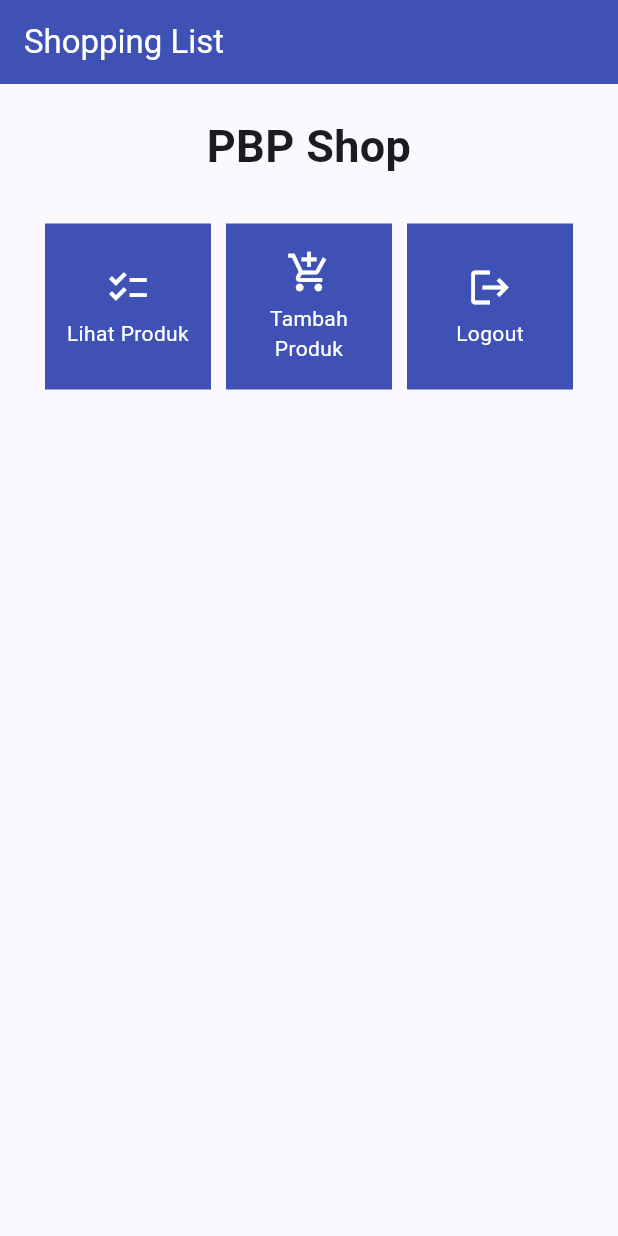
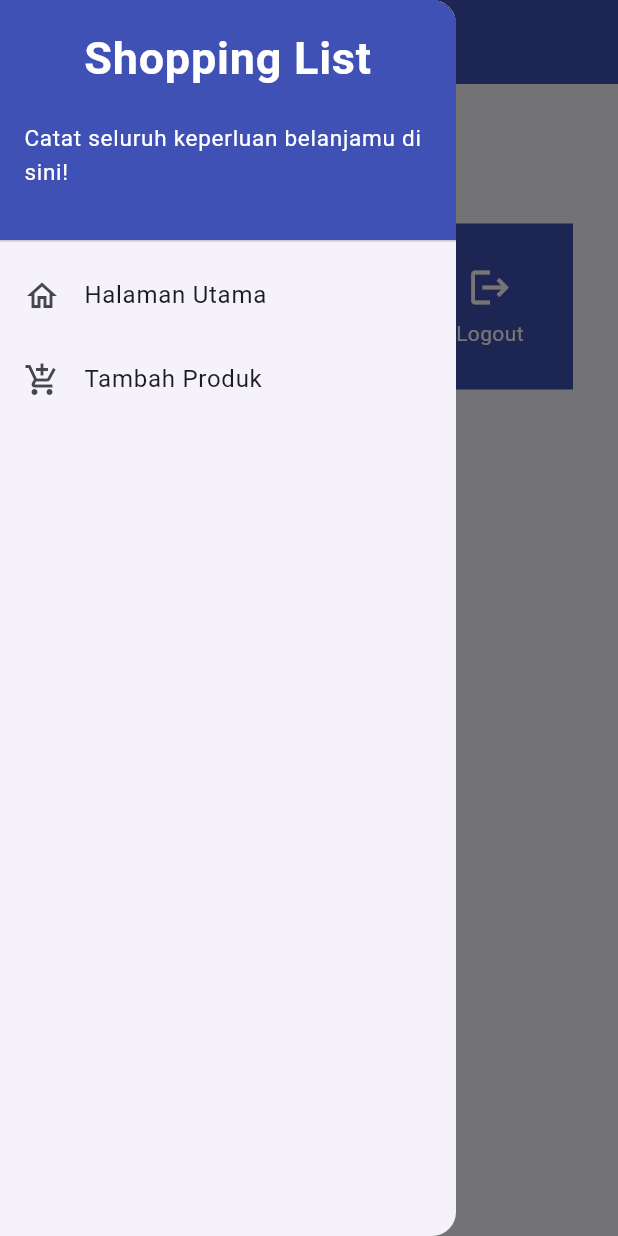
Before and after one commit to shanahandnlf/shopping-list-mobile, a Flutter app: the screen it shows after launch, with the side drawer open (before the commit the screen has no drawer), on a phone screen of 412 x 824 dp. Run offline on Flutter 3.47's test engine with Material 2 defaults, Android fonts, the phone set to English and light mode, and no system bars.

Commit message:
tutorial 7 done

```diff
--- a/lib/main.dart
+++ b/lib/main.dart
@@ -1,5 +1,5 @@
 import 'package:flutter/material.dart';
-import 'package:shopping_list/menu.dart';
+import 'package:shopping_list/screens/menu.dart';
 
 void main() {
   runApp(const MyApp());
--- a/lib/menu.dart
+++ /dev/null
@@ -1,130 +0,0 @@
-import 'package:flutter/material.dart';
-
-class MyHomePage extends StatelessWidget {
-  MyHomePage({Key? key}) : super(key: key);
-
-
-  // This widget is the home page of your application. It is stateful, meaning
-  // that it has a State object (defined below) that contains fields that affect
-  // how it looks.
-
-  // This class is the configuration for the state. It holds the values (in this
-  // case the title) provided by the parent (in this case the App widget) and
-  // used by the build method of the State. Fields in a Widget subclass are
-  // always marked "final".
-
-  @override
-  Widget build(BuildContext context) {
-    // This method is rerun every time setState is called, for instance as done
-    // by the _incrementCounter method above.
-    //
-    // The Flutter framework has been optimized to make rerunning build methods
-    // fast, so that you can just rebuild anything that needs updating rather
-    // than having to individually change instances of widgets.
-    return Scaffold(
-      appBar: AppBar(
-        title: const Text(
-          'Shopping List',
-
-        ),
-        backgroundColor: Colors.indigo, // added
-        foregroundColor: Colors.white,// added
-      ),
-      body: SingleChildScrollView(
-        // Widget wrapper yang dapat discroll
-        child: Padding(
-          padding: const EdgeInsets.all(10.0), // Set padding dari halaman
-          child: Column(
-            // Widget untuk menampilkan children secara vertikal
-            children: <Widget>[
-              const Padding(
-                padding: EdgeInsets.only(top: 10.0, bottom: 10.0),
-                // Widget Text untuk menampilkan tulisan dengan alignment center dan style yang sesuai
-                child: Text(
-                  'PBP Shop', // Text yang menandakan toko
-                  textAlign: TextAlign.center,
-                  style: TextStyle(
-                    fontSize: 30,
-                    fontWeight: FontWeight.bold,
-                  ),
-                ),
-              ),
-              // Grid layout
-              GridView.count(
-                // Container pada card kita.
-                primary: true,
-                padding: const EdgeInsets.all(20),
-                crossAxisSpacing: 10,
-                mainAxisSpacing: 10,
-                crossAxisCount: 3,
-                shrinkWrap: true,
-                children: items.map((ShopItem item) {
-                  // Iterasi untuk setiap item
-                  return ShopCard(item);
-                }).toList(),
-              ),
-            ],
-          ),
-        ),
-      ),
-    );
-  }
-}
-
-class ShopCard extends StatelessWidget {
-  final ShopItem item;
-
-  const ShopCard(this.item, {super.key}); // Constructor
-
-  @override
-  Widget build(BuildContext context) {
-    return Material(
-      color: Colors.indigo,
-      child: InkWell(
-        // Area responsive terhadap sentuhan
-        onTap: () {
-          // Memunculkan SnackBar ketika diklik
-          ScaffoldMessenger.of(context)
-            ..hideCurrentSnackBar()
-            ..showSnackBar(SnackBar(
-                content: Text("Kamu telah menekan tombol ${item.name}!")));
-        },
-        child: Container(
-          // Container untuk menyimpan Icon dan Text
-          padding: const EdgeInsets.all(8),
-          child: Center(
-            child: Column(
-              mainAxisAlignment: MainAxisAlignment.center,
-              children: [
-                Icon(
-                  item.icon,
-                  color: Colors.white,
-                  size: 30.0,
-                ),
-                const Padding(padding: EdgeInsets.all(3)),
-                Text(
-                  item.name,
-                  textAlign: TextAlign.center,
-                  style: const TextStyle(color: Colors.white),
-                ),
-              ],
-            ),
-          ),
-        ),
-      ),
-    );
-  }
-}
-
-class ShopItem {
-  final String name;
-  final IconData icon;
-
-  ShopItem(this.name, this.icon);
-}
-
-final List<ShopItem> items = [
-  ShopItem("Lihat Produk", Icons.checklist),
-  ShopItem("Tambah Produk", Icons.add_shopping_cart),
-  ShopItem("Logout", Icons.logout),
-];
--- /dev/null
+++ b/lib/screens/menu.dart
@@ -0,0 +1,71 @@
+import 'package:flutter/material.dart';
+import 'package:shopping_list/widgets/left_drawer.dart';
+import 'package:shopping_list/widgets/shop_card.dart';
+
+class MyHomePage extends StatelessWidget {
+  MyHomePage({Key? key}) : super(key: key);
+
+  final List<ShopItem> items = [
+    ShopItem("Lihat Produk", Icons.checklist),
+    ShopItem("Tambah Produk", Icons.add_shopping_cart),
+    ShopItem("Logout", Icons.logout),
+  ];
+
+  @override
+  Widget build(BuildContext context) {
+    return Scaffold(
+      appBar: AppBar(
+        title: const Text(
+          'Shopping List',
+        ),
+        backgroundColor: Colors.indigo,
+        foregroundColor: Colors.white,
+      ),
+      drawer: const LeftDrawer(),
+      body: SingleChildScrollView(
+        // Widget wrapper yang dapat discroll
+        child: Padding(
+          padding: const EdgeInsets.all(10.0), // Set padding dari halaman
+          child: Column(
+            // Widget untuk menampilkan children secara vertikal
+            children: <Widget>[
+              const Padding(
+                padding: EdgeInsets.only(top: 10.0, bottom: 10.0),
+                // Widget Text untuk menampilkan tulisan dengan alignment center dan style yang sesuai
+                child: Text(
+                  'PBP Shop', // Text yang menandakan toko
+                  textAlign: TextAlign.center,
+                  style: TextStyle(
+                    fontSize: 30,
+                    fontWeight: FontWeight.bold,
+                  ),
+                ),
+              ),
+              // Grid layout
+              GridView.count(
+                // Container pada card kita.
+                primary: true,
+                padding: const EdgeInsets.all(20),
+                crossAxisSpacing: 10,
+                mainAxisSpacing: 10,
+                crossAxisCount: 3,
+                shrinkWrap: true,
+                children: items.map((ShopItem item) {
+                  // Iterasi untuk setiap item
+                  return ShopCard(item);
+                }).toList(),
+              ),
+            ],
+          ),
+        ),
+      ),
+    );
+  }
+}
+
+// class ShopItem {
+//   final String name;
+//   final IconData icon;
+//
+//   ShopItem(this.name, this.icon);
+// }
--- /dev/null
+++ b/lib/widgets/left_drawer.dart
@@ -0,0 +1,74 @@
+import 'package:flutter/material.dart';
+import 'package:shopping_list/screens/menu.dart';
+import 'package:shopping_list/screens/shoplist_form.dart';
+
+class LeftDrawer extends StatelessWidget {
+  const LeftDrawer({super.key});
+
+  @override
+  Widget build(BuildContext context) {
+    return Drawer(
+      child: ListView(
+        children: [
+          const DrawerHeader(
+            // TODO: Bagian drawer header
+            decoration: BoxDecoration(
+              color: Colors.indigo,
+            ),
+            child: Column(
+              children: [
+                Text(
+                  'Shopping List',
+                  textAlign: TextAlign.center,
+                  style: TextStyle(
+                    fontSize: 30,
+                    fontWeight: FontWeight.bold,
+                    color: Colors.white,
+                  ),
+                ),
+                Padding(padding: EdgeInsets.all(10)),
+                Text("Catat seluruh keperluan belanjamu di sini!",
+                  // TODO: Tambahkan gaya teks dengan center alignment, font ukuran 15, warna putih, dan weight biasa done
+                  style: TextStyle(
+                    fontSize: 15,
+                    fontWeight: FontWeight.normal,
+                    color: Colors.white,
+                  ),
+                ),
+              ],
+            ),
+          ),
+          // TODO: Bagian routing
+          ListTile(
+            leading: const Icon(Icons.home_outlined),
+            title: const Text('Halaman Utama'),
+            // Bagian redirection ke MyHomePage
+            onTap: () {
+              Navigator.pushReplacement(
+                  context,
+                  MaterialPageRoute(
+                    builder: (context) => MyHomePage(),
+                  ));
+            },
+          ),
+          ListTile(
+            leading: const Icon(Icons.add_shopping_cart),
+            title: const Text('Tambah Produk'),
+            // Bagian redirection ke ShopFormPage
+            onTap: () {
+              /*
+              TODO: Buatlah routing ke ShopFormPage di sini, done
+              setelah halaman ShopFormPage sudah dibuat.
+              */
+              Navigator.pushReplacement(
+                  context,
+                  MaterialPageRoute(
+                      builder: (context) => ShopFormPage()
+                  ));
+            },
+          ),
+        ],
+      ),
+    );
+  }
+}
--- /dev/null
+++ b/lib/widgets/shop_card.dart
@@ -0,0 +1,72 @@
+import 'package:flutter/material.dart';
+import 'package:shopping_list/screens/shoplist_form.dart';
+import 'package:shopping_list/widgets/left_drawer.dart';
+
+
+class ShopCard extends StatelessWidget {
+  final ShopItem item;
+
+  const ShopCard(this.item, {super.key}); // Constructor
+
+  @override
+  Widget build(BuildContext context) {
+    return Material(
+      color: Colors.indigo,
+      child: InkWell(
+        // Area responsive terhadap sentuhan
+        onTap: () {
+          // Memunculkan SnackBar ketika diklik
+          ScaffoldMessenger.of(context)
+            ..hideCurrentSnackBar()
+            ..showSnackBar(SnackBar(
+                content: Text("Kamu telah menekan tombol ${item.name}!")));
+
+          if (item.name == "Tambah Produk") {
+            // TODO: Gunakan Navigator.push untuk melakukan navigasi ke MaterialPageRoute yang mencakup ShopFormPage.
+            Navigator.pushReplacement(
+                context,
+                MaterialPageRoute(
+                    builder: (context) => ShopFormPage()
+                ));
+          }
+        },
+        child: Container(
+          // Container untuk menyimpan Icon dan Text
+          padding: const EdgeInsets.all(8),
+          child: Center(
+            child: Column(
+              mainAxisAlignment: MainAxisAlignment.center,
+              children: [
+                Icon(
+                  item.icon,
+                  color: Colors.white,
+                  size: 30.0,
+                ),
+                const Padding(padding: EdgeInsets.all(3)),
+                Text(
+                  item.name,
+                  textAlign: TextAlign.center,
+                  style: const TextStyle(color: Colors.white),
+                ),
+              ],
+            ),
+          ),
+        ),
+      ),
+    );
+  }
+}
+
+class ShopItem {
+  final String name;
+  final IconData icon;
+
+
+  ShopItem(this.name, this.icon);
+}
+
+final List<ShopItem> items = [
+  ShopItem("Lihat Produk", Icons.checklist),
+  ShopItem("Tambah Produk", Icons.add_shopping_cart),
+  ShopItem("Logout", Icons.logout),
+];
```
Also changed, not shown: lib/screens/shoplist_form.dart (added, +169 -0 lines).
